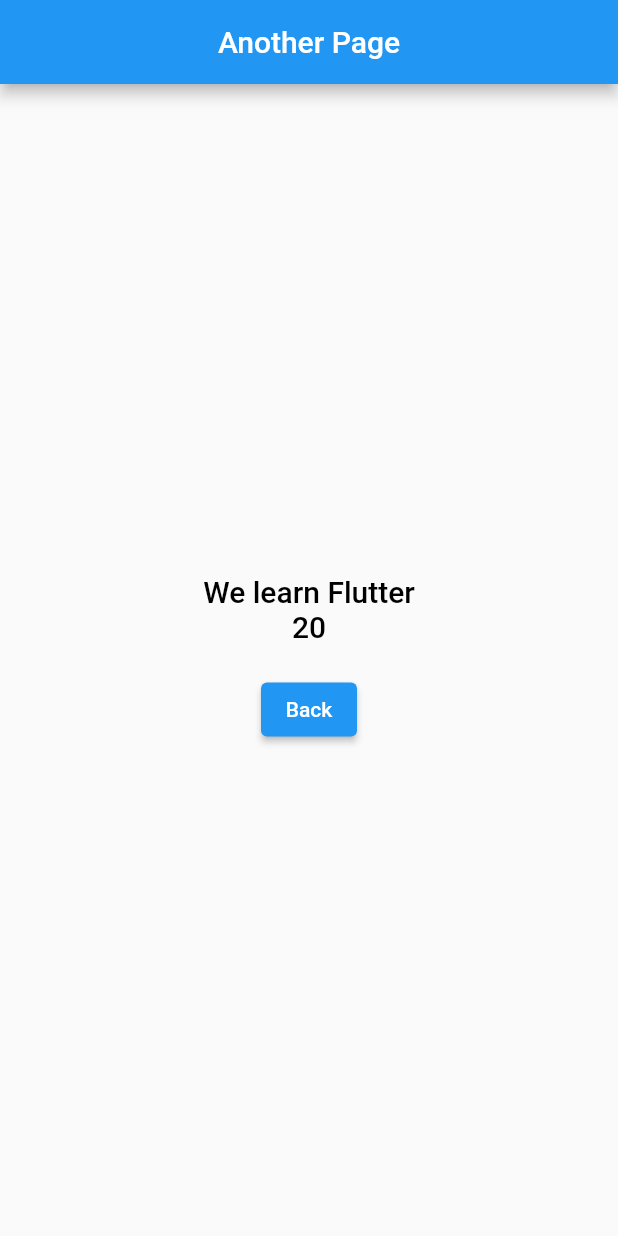
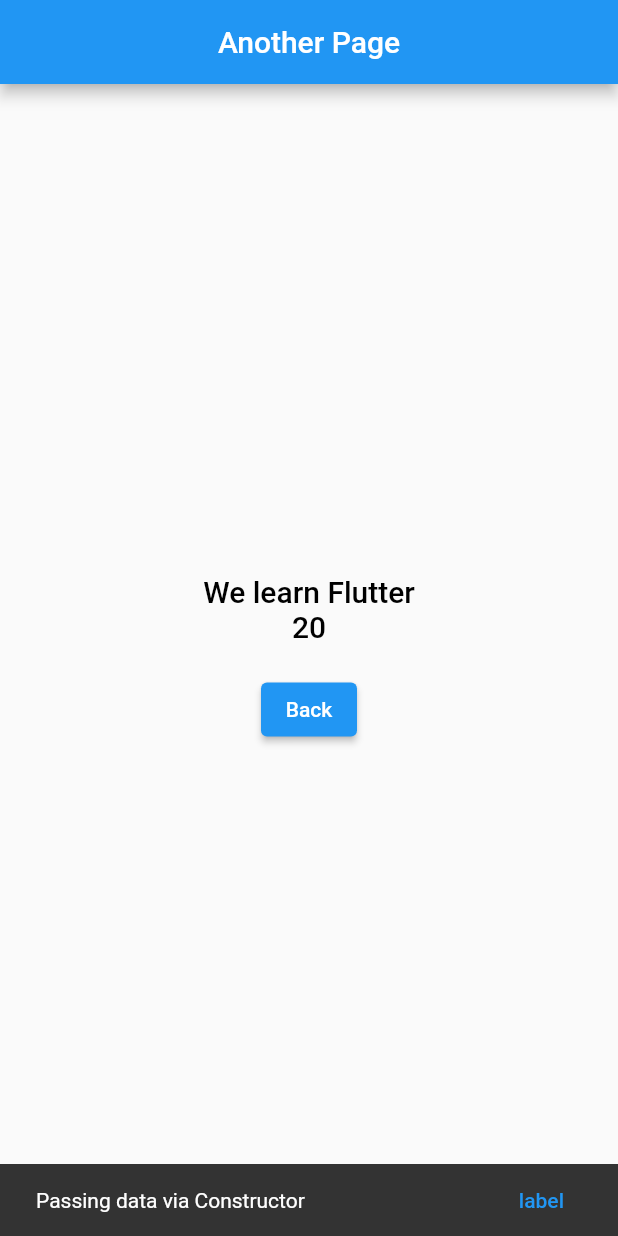
Before and after one commit to sadman-ichha/Flutter-Learing, a Flutter app: the screen it shows after launch, after a tap on "Click", on a phone screen of 412 x 824 dp. Run offline on Flutter 3.47's test engine with Material 2 defaults, Android fonts, the phone set to English and light mode, and no system bars; our stand-ins replace fluttertoast.

Commit message:
snackbar

```diff
--- a/lib/Data-Pass-by_Constructor/another_page.dart
+++ b/lib/Data-Pass-by_Constructor/another_page.dart
@@ -1,15 +1,26 @@
 // ignore_for_file: prefer_const_constructors
 
 import 'package:flutter/material.dart';
+import 'package:fluttertoast/fluttertoast.dart';
 
 class AnotherPage extends StatelessWidget {
-  String? catchData;
+  String? message;
   int? age;
-  //optional perameter with name perameter constructor
-  AnotherPage(this.age, {required this.catchData}) {
-    print('First');
-    print('End');
+
+  //optional perameter & name perameter  with multiline constructor
+  AnotherPage(BuildContext context, String text, {required int agess}) {
+    message = text;
+    age = agess;
+    // Fluttertoast.showToast(msg: "Passing data via Constructor");
+
+    ScaffoldMessenger.of(context).showSnackBar(SnackBar(
+      content: Text("Passing data via Constructor"),
+      action: SnackBarAction(label: "label", onPressed: () {}),
+    ));
   }
+
+  //optional perameter & name perameter  with oneLine constructor
+  // AnotherPage(this.age, {required this.message});
 
   @override
   Widget build(BuildContext context) {
@@ -23,13 +34,11 @@
         child: Column(
           mainAxisAlignment: MainAxisAlignment.center,
           children: [
-            Text(
-              catchData!,
-              style: TextStyle(
-                  fontSize: 20.0,
-                  fontWeight: FontWeight.w500,
-                  color: Colors.black),
-            ),
+            Text(message!,
+                style: TextStyle(
+                    fontSize: 20.0,
+                    fontWeight: FontWeight.w500,
+                    color: Colors.black)),
             Text(
               age.toString(),
               style: TextStyle(
--- a/lib/Data-Pass-by_Constructor/data_pass_by_constructor.dart
+++ b/lib/Data-Pass-by_Constructor/data_pass_by_constructor.dart
@@ -4,8 +4,8 @@
 import 'another_page.dart';
 
 class DataPassByConstructor extends StatelessWidget {
-  String _stringData = "We learn Flutter";
-  int age=20;
+  String _message = "We learn Flutter";
+  int _age = 20;
 
   @override
   Widget build(BuildContext context) {
@@ -32,7 +32,8 @@
         onTap: () => Navigator.push(
             context,
             MaterialPageRoute(
-                builder: (BuildContext context) => AnotherPage(age, catchData:_stringData ))),
+                builder: (BuildContext context) =>
+                    AnotherPage(context,_message, agess: _age))),
       ),
     ));
   }
```
